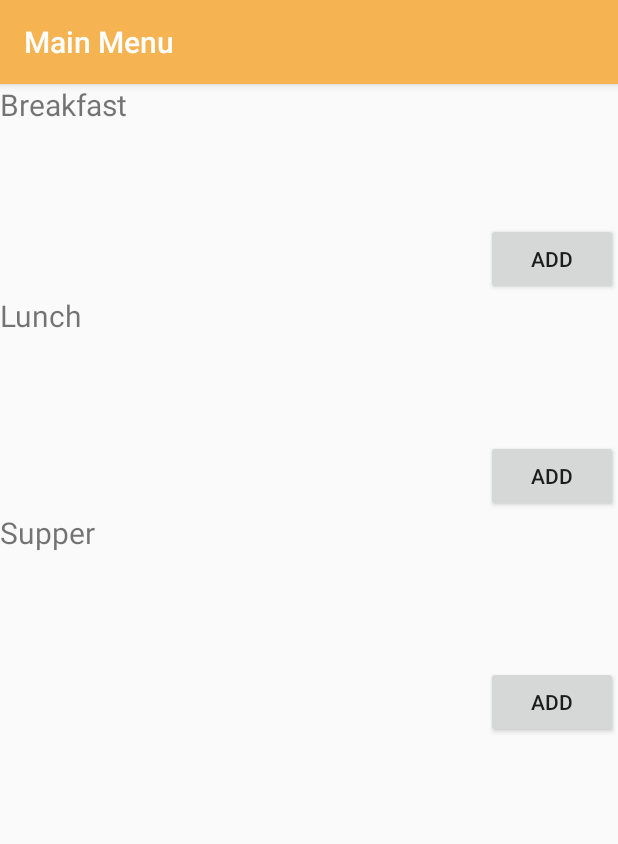
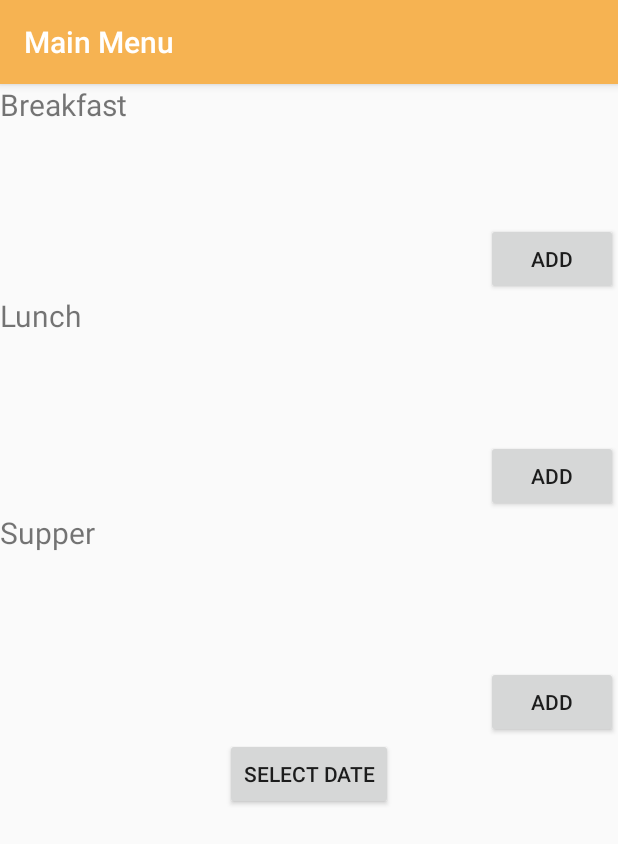
Before and after one commit to davidmorrison1981/AndroidProject, an Android app: the DiarySummary screen opened directly, with no data from a screen before it, on a phone screen of 412 x 824 dp. Shown: the top 844 px of the screen. Run offline under Robolectric (Android 15) with nearby library versions, the phone set to English and light mode, and no system bars.

Commit message:
added date picker to summary page

```diff
--- a/app/src/main/java/com/example/user/myfatnessbully/DiarySummary.java
+++ b/app/src/main/java/com/example/user/myfatnessbully/DiarySummary.java
@@ -24,46 +24,18 @@ public class DiarySummary extends AppCompatActivity {
     Button mAddToDiaryButton1;
     Button mAddToDiaryButton2;
     Button mAddToDiaryButton3;
-//    static TextView mDateEdit;
-//
-//    public static class DatePickerFragment extends DialogFragment implements DatePickerDialog.OnDateSetListener {
-//        @Override
-//        public Dialog onCreateDialog(Bundle savedInstanceState) {
-//            // Use the current date as the default date in the picker
-//            final Calendar c = Calendar.getInstance();
-//            int year = c.get(Calendar.YEAR);
-//            int month = c.get(Calendar.MONTH);
-//            int day = c.get(Calendar.DAY_OF_MONTH);
-//
-//            // Create a new instance of DatePickerDialog and return it
-//            return new DatePickerDialog(getActivity(), this, year, month, day);
-//        }
-//
-//        @Override
-//        public void onDateSet(DatePicker datePicker, int year, int month, int day){
-//            mDateEdit.setText(day + "/" + (month + 1) + "/" + year);
-//
-//        }
-//        public void showDatePickerDialog(View v) {
-//            DialogFragment newFragment = new DatePickerFragment();
-//            newFragment.show(this.getFragmentManager(), "datePicker");
-//        }
-//    }
-
+    Button mPickDate;
 
     @Override
     protected void onCreate(Bundle savedInstanceState) {
         super.onCreate(savedInstanceState);
         setContentView(R.layout.diary_main);
 
-//        final Calendar c = Calendar.getInstance();
-//        int year = c.get(Calendar.YEAR);
-//        int month = c.get(Calendar.MONTH);
-//        int day = c.get(Calendar.DAY_OF_MONTH);
-////        mDateEdit.setText(day + "/" + (month + 1) + "/" + year);
+
         mAddToDiaryButton1 = (Button) findViewById(R.id.breakfastAdd);
         mAddToDiaryButton2 = (Button) findViewById(R.id.lunchAdd);
         mAddToDiaryButton3 = (Button) findViewById(R.id.supperAdd);
+        mPickDate = (Button) findViewById(R.id.pickDate);
 
         final SqlHandler DB = ((MainApplication)getApplication()).DB;
 
@@ -94,13 +66,19 @@ public class DiarySummary extends AppCompatActivity {
             }
         });
 
+        mPickDate.setOnClickListener(new View.OnClickListener() {
+
+            @Override
+            public void onClick(View view) {
+                showDatePickerDialog(view);
+            }
+        });
 
 
         ListView listView1 = (ListView) findViewById(R.id.breakfast);
         ListView listView2 = (ListView) findViewById(R.id.lunch);
         ListView listView3 = (ListView) findViewById(R.id.supper);
 
-//        ArrayList<DiaryEntry> entries = DB.getBreakfastEntries();
         ArrayList<DiaryEntry> breakfast_entries = DB.getBreakfastEntries();
         ArrayList<DiaryEntry> lunch_entries = DB.getLunchEntries();
         ArrayList<DiaryEntry> supper_entries = DB.getSupperEntries();
@@ -120,4 +98,10 @@ public class DiarySummary extends AppCompatActivity {
 
 
     }
+    public void showDatePickerDialog(View v) {
+        DialogFragment newFragment = new EditDiary.DatePickerFragment();
+        newFragment.show(this.getFragmentManager(), "datePicker");
+    }
+
+
 }
--- a/app/src/main/res/layout/diary_main.xml
+++ b/app/src/main/res/layout/diary_main.xml
@@ -58,4 +58,11 @@
                 android:layout_height="wrap_content"
                 android:layout_gravity="right" />
 
+            <Button
+                android:id="@+id/pickDate"
+                android:text="Select Date"
+                android:layout_width="wrap_content"
+                android:layout_height="wrap_content"
+                android:layout_gravity="center_horizontal" />
+
         </LinearLayout>
```
